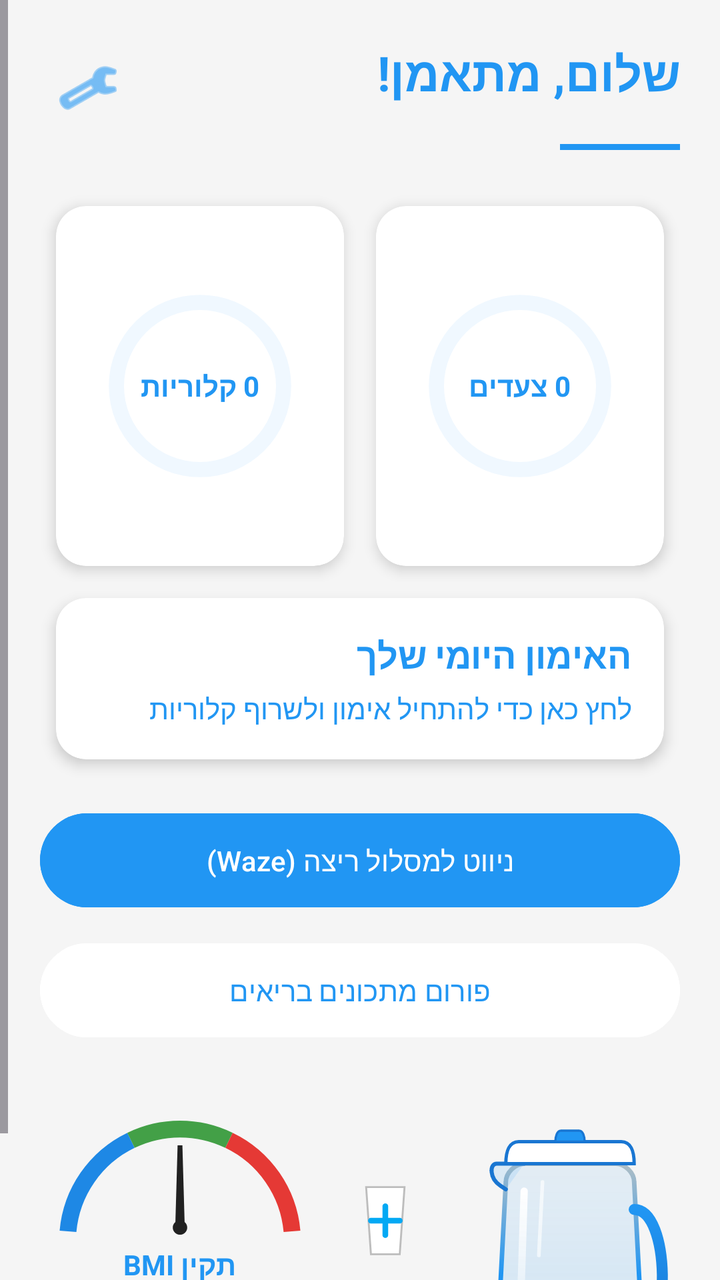
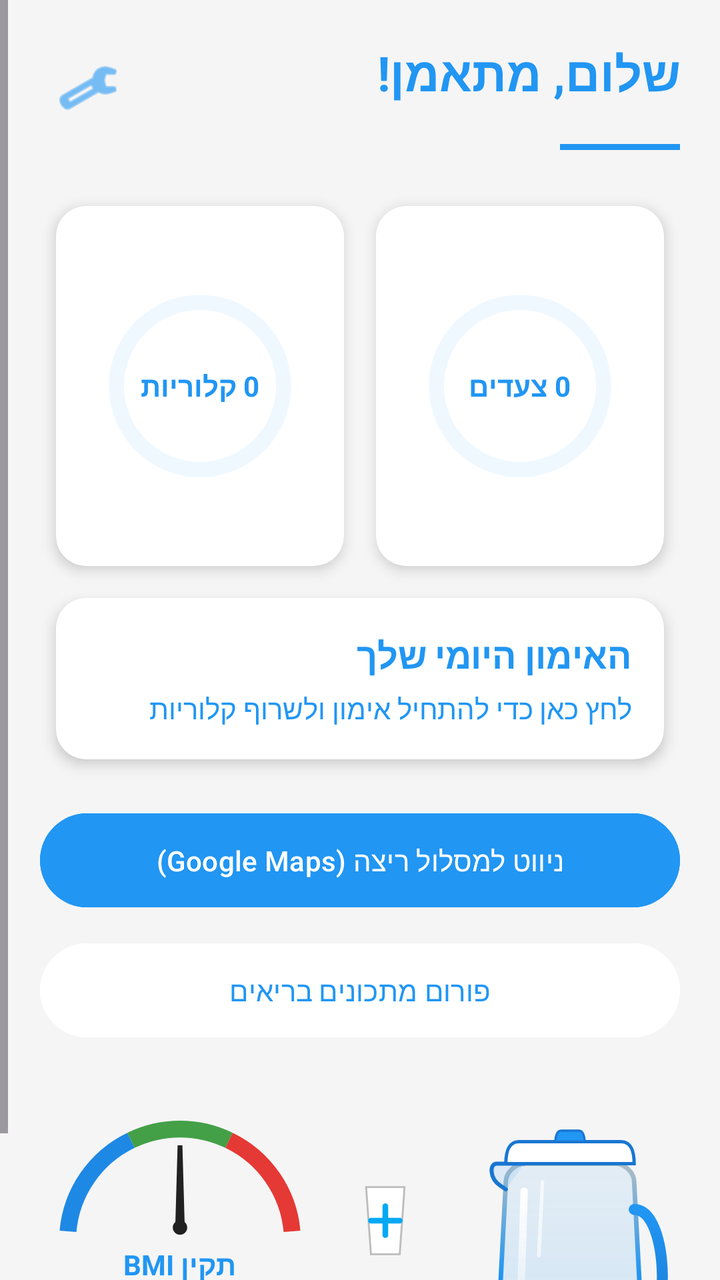

An Android layout rendered at two revisions. The XML below is the earlier revision; the diff shows what the commit changed to produce the second picture.
<!-- AndroidManifest.xml: application theme Theme.FitCoach -->
<!-- res/layout/activity_main.xml -->
<?xml version="1.0" encoding="utf-8"?>
<ScrollView xmlns:android="http://schemas.android.com/apk/res/android"
    xmlns:app="http://schemas.android.com/apk/res-auto"
    xmlns:tools="http://schemas.android.com/tools"
    android:id="@+id/main"
    android:layout_width="match_parent"
    android:layout_height="match_parent"
    android:background="#F5F5F5"
    android:layoutDirection="rtl"
    tools:context=".screens.MainActivity">

    <LinearLayout
        android:layout_width="match_parent"
        android:layout_height="wrap_content"
        android:orientation="vertical"
        android:padding="20dp">

        <LinearLayout
            android:layout_width="match_parent"
            android:layout_height="wrap_content"
            android:layout_marginBottom="20dp"
            android:gravity="center_horizontal"
            android:orientation="vertical">

            <LinearLayout
                android:layout_width="match_parent"
                android:layout_height="wrap_content"
                android:orientation="horizontal">

                <TextView
                    android:id="@+id/tv_main_welcome"
                    android:layout_width="wrap_content"
                    android:layout_height="wrap_content"
                    android:text="שלום, מתאמן!"
                    android:textColor="#2196F3"
                    android:textSize="24sp"
                    android:textStyle="bold" />

                <Space
                    android:layout_width="0dp"
                    android:layout_height="wrap_content"
                    android:layout_weight="1" />

                <ImageButton
                    android:id="@+id/btn_settings_gear"
                    android:layout_width="48dp"
                    android:layout_height="48dp"
                    android:background="?attr/selectableItemBackgroundBorderless"
                    android:contentDescription="@null"
                    android:src="@android:drawable/ic_menu_preferences"
                    app:tint="#2196F3" />
            </LinearLayout>

            <View
                android:layout_width="60dp"
                android:layout_height="3dp"
                android:layout_gravity="start"
                android:layout_marginTop="4dp"
                android:background="#2196F3" />

        </LinearLayout>

        <LinearLayout
            android:layout_width="match_parent"
            android:layout_height="wrap_content"
            android:orientation="horizontal"
            android:weightSum="2">

            <androidx.cardview.widget.CardView
                android:layout_width="0dp"
                android:layout_height="180dp"
                android:layout_margin="8dp"
                android:layout_weight="1"
                app:cardCornerRadius="15dp"
                app:cardElevation="4dp">

                <RelativeLayout
                    android:layout_width="match_parent"
                    android:layout_height="match_parent"
                    android:padding="15dp">

                    <ProgressBar
                        android:id="@+id/pb_main_steps"
                        style="?android:attr/progressBarStyleHorizontal"
                        android:layout_width="match_parent"
                        android:layout_height="match_parent"
                        android:progressDrawable="@drawable/circular_progress" />

                    <TextView
                        android:id="@+id/tv_main_steps_val"
                        android:layout_width="wrap_content"
                        android:layout_height="wrap_content"
                        android:layout_centerInParent="true"
                        android:gravity="center"
                        android:text="0
צעדים"
                        android:textColor="#2196F3"
                        android:textStyle="bold" />
                </RelativeLayout>
            </androidx.cardview.widget.CardView>

            <androidx.cardview.widget.CardView
                android:layout_width="0dp"
                android:layout_height="180dp"
                android:layout_margin="8dp"
                android:layout_weight="1"
                app:cardCornerRadius="15dp"
                app:cardElevation="4dp">

                <RelativeLayout
                    android:layout_width="match_parent"
                    android:layout_height="match_parent"
                    android:padding="15dp">

                    <ProgressBar
                        android:id="@+id/pb_main_calories"
                        style="?android:attr/progressBarStyleHorizontal"
                        android:layout_width="match_parent"
                        android:layout_height="match_parent"
                        android:progressDrawable="@drawable/circular_progress" />

                    <TextView
                        android:id="@+id/tv_main_calories_val"
                        android:layout_width="wrap_content"
                        android:layout_height="wrap_content"
                        android:layout_centerInParent="true"
                        android:gravity="center"
                        android:text="0
קלוריות"
                        android:textColor="#2196F3"
                        android:textStyle="bold" />
                </RelativeLayout>
            </androidx.cardview.widget.CardView>
        </LinearLayout>

        <androidx.cardview.widget.CardView
            android:id="@+id/cv_workout_entry"
            android:layout_width="match_parent"
            android:layout_height="wrap_content"
            android:layout_margin="8dp"
            android:clickable="true"
            android:focusable="true"
            android:foreground="?attr/selectableItemBackground"
            app:cardCornerRadius="15dp"
            app:cardElevation="4dp">

            <LinearLayout
                android:layout_width="match_parent"
                android:layout_height="wrap_content"
                android:orientation="vertical"
                android:padding="16dp">

                <TextView
                    android:layout_width="wrap_content"
                    android:layout_height="wrap_content"
                    android:text="האימון היומי שלך"
                    android:textColor="#2196F3"
                    android:textSize="18sp"
                    android:textStyle="bold" />

                <TextView
                    android:layout_width="wrap_content"
                    android:layout_height="wrap_content"
                    android:layout_marginTop="5dp"
                    android:text="לחץ כאן כדי להתחיל אימון ולשרוף קלוריות"
                    android:textColor="#2196F3" />
            </LinearLayout>
        </androidx.cardview.widget.CardView>

        <Button
            android:id="@+id/btn_main_navigation"
            android:layout_width="match_parent"
            android:layout_height="55dp"
            android:layout_marginTop="15dp"
            android:backgroundTint="#2196F3"
            android:text="ניווט למסלול ריצה (Waze)"
            android:textColor="@android:color/white" />

        <Button
            android:id="@+id/btn_main_forum"
            android:layout_width="match_parent"
            android:layout_height="55dp"
            android:layout_marginTop="10dp"
            android:backgroundTint="@android:color/white"
            android:text="פורום מתכונים בריאים"
            android:textColor="#2196F3" />

        <RelativeLayout
            android:layout_width="match_parent"
            android:layout_height="wrap_content"
            android:layout_marginTop="30dp">

            <LinearLayout
                android:layout_width="wrap_content"
                android:layout_height="wrap_content"
                android:layout_alignParentEnd="true"
                android:gravity="center"
                android:orientation="vertical">

                <RelativeLayout
                    android:layout_width="140dp"
                    android:layout_height="70dp">

                    <ImageView
                        android:layout_width="match_parent"
                        android:layout_height="match_parent"
                        android:contentDescription="@null"
                        android:src="@drawable/bmi_gauge_arc_bold" />

                    <ImageView
                        android:id="@+id/iv_bmi_needle"
                        android:layout_width="match_parent"
                        android:layout_height="match_parent"
                        android:contentDescription="@null"
                        android:padding="5dp"
                        android:src="@drawable/bmi_needle_bold" />
                </RelativeLayout>

                <TextView
                    android:id="@+id/tv_bmi_status_text"
                    android:layout_width="wrap_content"
                    android:layout_height="wrap_content"
                    android:text="BMI תקין"
                    android:textColor="#2196F3"
                    android:textStyle="bold" />
            </LinearLayout>

            <LinearLayout
                android:layout_width="wrap_content"
                android:layout_height="wrap_content"
                android:layout_alignParentStart="true"
                android:gravity="bottom"
                android:orientation="horizontal">

                <FrameLayout
                    android:layout_width="110dp"
                    android:layout_height="150dp">

                    <ImageView
                        android:layout_width="match_parent"
                        android:layout_height="match_parent"
                        android:contentDescription="@null"
                        android:src="@drawable/ic_water_jug" />

                    <ProgressBar
                        android:id="@+id/pb_water_jug"
                        style="?android:attr/progressBarStyleHorizontal"
                        android:layout_width="match_parent"
                        android:layout_height="match_parent"
                        android:progressDrawable="@drawable/water_fill_style" />
                </FrameLayout>

                <LinearLayout
                    android:layout_width="wrap_content"
                    android:layout_height="wrap_content"
                    android:layout_marginStart="10dp"
                    android:orientation="vertical">

                    <ImageButton
                        android:id="@+id/btn_add_water"
                        android:layout_width="55dp"
                        android:layout_height="55dp"
                        android:background="@android:color/transparent"
                        android:contentDescription="@null"
                        android:src="@drawable/ic_glass_plus" />

                    <ImageButton
                        android:id="@+id/btn_remove_water"
                        android:layout_width="55dp"
                        android:layout_height="55dp"
                        android:layout_marginTop="10dp"
                        android:background="@android:color/transparent"
                        android:contentDescription="@null"
                        android:src="@drawable/ic_glass_minus" />
                </LinearLayout>
            </LinearLayout>
        </RelativeLayout>
    </LinearLayout>
</ScrollView>
<!-- resources referenced by this layout -->
<resources>
  <!-- drawable bmi_gauge_arc_bold (drawable) -->
  <?xml version="1.0" encoding="utf-8"?>
  <vector xmlns:android="http://schemas.android.com/apk/res/android"
      android:width="200dp"
      android:height="100dp"
      android:viewportWidth="200"
      android:viewportHeight="100">
      <path
          android:pathData="M20,90 A80,80 0 0,1 65,25"
          android:strokeWidth="12"
          android:strokeColor="#1E88E5" />
      <path
          android:pathData="M65,25 A80,80 0 0,1 135,25"
          android:strokeWidth="12"
          android:strokeColor="#43A047" />
      <path
          android:pathData="M135,25 A80,80 0 0,1 180,90"
          android:strokeWidth="12"
          android:strokeColor="#E53935" />
  </vector>
  <!-- drawable bmi_needle_bold (drawable) -->
  <?xml version="1.0" encoding="utf-8"?>
  <vector xmlns:android="http://schemas.android.com/apk/res/android"
      android:width="120dp"
      android:height="120dp"
      android:viewportWidth="100"
      android:viewportHeight="100">
      <path
          android:fillColor="#212121"
          android:pathData="M48,25 L52,25 L54,95 L46,95 Z" />
      <path
          android:fillColor="#212121"
          android:pathData="M50,93.5m-6,0a6,6 0 1,1 12,0a6,6 0 1,1 -12,0" />
  </vector>
  <!-- drawable ic_glass_minus (drawable) -->
  <vector xmlns:android="http://schemas.android.com/apk/res/android"
      android:width="48dp"
      android:height="48dp"
      android:viewportWidth="100"
      android:viewportHeight="100">
      
      <path
          android:fillColor="#FFFFFF"
          android:pathData="M30,15 L70,15 L65,85 L35,85 Z"
          android:strokeWidth="2"
          android:strokeColor="#BDBDBD" />
      
      <path
          android:pathData="M35,50 H65"
          android:strokeWidth="6"
          android:strokeColor="#03A9F4"
          android:strokeLineCap="round" />
  </vector>
  <!-- drawable ic_glass_plus (drawable) -->
  <vector xmlns:android="http://schemas.android.com/apk/res/android"
      android:width="48dp"
      android:height="48dp"
      android:viewportWidth="100"
      android:viewportHeight="100">
      
      <path
          android:fillColor="#FFFFFF"
          android:pathData="M30,15 L70,15 L65,85 L35,85 Z"
          android:strokeWidth="2"
          android:strokeColor="#BDBDBD" />
      
      <path
          android:pathData="M50,35 V65 M35,50 H65"
          android:strokeWidth="6"
          android:strokeColor="#03A9F4"
          android:strokeLineCap="round" />
  </vector>
  <!-- drawable water_fill_style (drawable) -->
  <?xml version="1.0" encoding="utf-8"?>
  <layer-list xmlns:android="http://schemas.android.com/apk/res/android">
      
      <item android:id="@android:id/background">
          <shape>
              <solid android:color="#00000000" />
          </shape>
      </item>
  
      
      <item android:id="@android:id/progress">
          <clip
              android:clipOrientation="vertical"
              android:drawable="@drawable/ic_water_liquid"
              android:gravity="bottom" />
      </item>
  </layer-list>
  <style name="Theme.FitCoach" parent="Base.Theme.FitCoach" />
  <style name="Base.Theme.FitCoach" parent="Theme.Material3.DayNight.NoActionBar">
          
          
      </style>
  <!-- unchanged entries left out for length: 3 -->
</resources>

<!-- the commit's change to res/layout/activity_main.xml (unified diff, before → after) -->
@@ -173,7 +173,7 @@
             android:layout_height="55dp"
             android:layout_marginTop="15dp"
             android:backgroundTint="#2196F3"
-            android:text="ניווט למסלול ריצה (Waze)"
+            android:text="ניווט למסלול ריצה (Google Maps)"
             android:textColor="@android:color/white" />
 
         <Button
